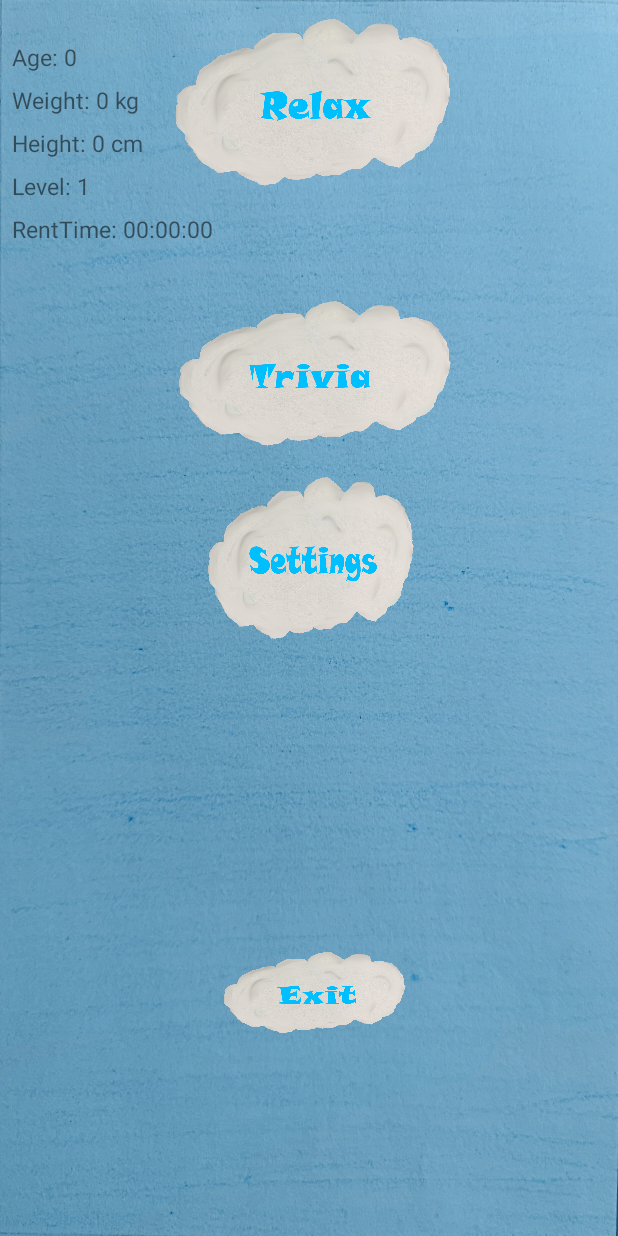
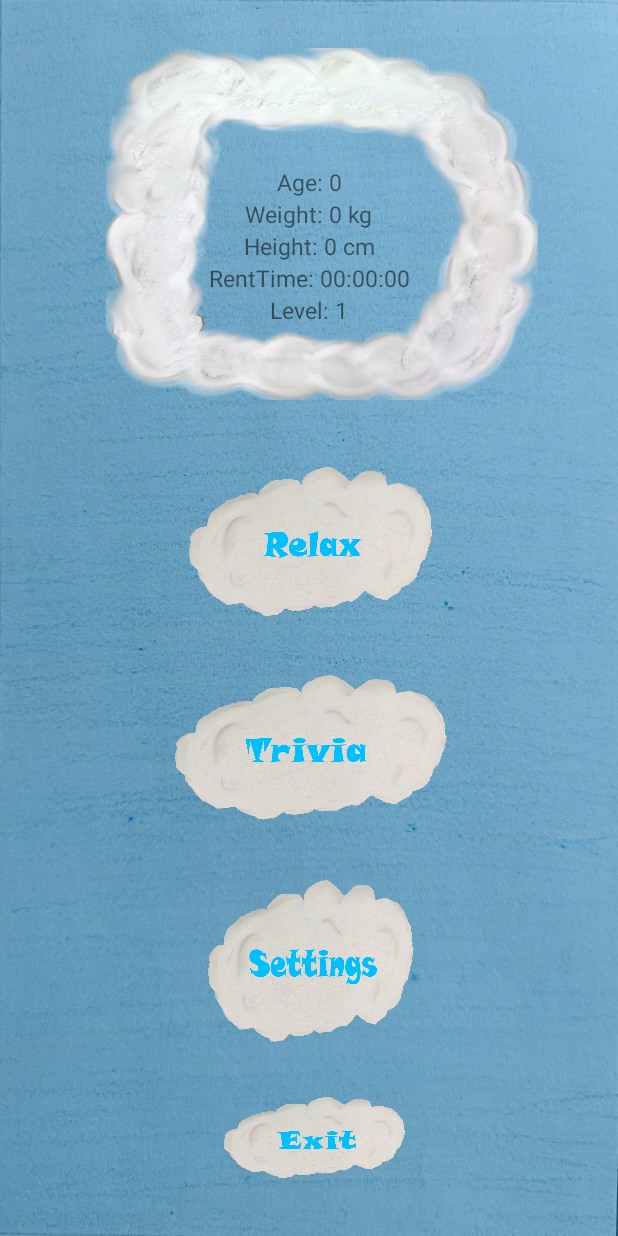
Before and after one commit to Pall00/AndroidProjektiRentoutusApp, an Android app: the SetupMenu screen opened directly, with no data from a screen before it, on a phone screen of 412 x 824 dp. Run offline under Robolectric (Android 15) with nearby library versions, the phone set to English and light mode, and no system bars.

Commit message:
New layout to activity_setup_menu and imageview. Commit

```diff
--- a/app/src/main/res/layout/activity_setup_menu.xml
+++ b/app/src/main/res/layout/activity_setup_menu.xml
@@ -7,14 +7,14 @@
     android:background="@drawable/backgroundblue"
     tools:context=".SetupMenu">
 
-    <TextView
-        android:id="@+id/textViewUsername"
-        android:layout_width="wrap_content"
-        android:layout_height="wrap_content"
-        android:layout_marginStart="4dp"
-        android:gravity="top"
-        android:text="@string/textViewUsername"
-        android:textSize="20dp"
+    <ImageView
+        android:id="@+id/imageView"
+        android:layout_width="327dp"
+        android:layout_height="262dp"
+        android:background="@drawable/pilvireunus"
+        app:layout_constraintBottom_toTopOf="@+id/relaxButton"
+        app:layout_constraintEnd_toEndOf="parent"
+        app:layout_constraintHorizontal_bias="0.5"
         app:layout_constraintStart_toStartOf="parent"
         app:layout_constraintTop_toTopOf="parent" />
 
@@ -25,41 +25,28 @@
         android:orientation="vertical"
         app:layout_constraintGuide_percent="0.5" />
 
-    <androidx.constraintlayout.widget.Guideline
-        android:id="@+id/guideline3"
+    <TextView
+        android:id="@+id/textViewUsername"
         android:layout_width="wrap_content"
         android:layout_height="wrap_content"
-        android:orientation="horizontal"
-        app:layout_constraintGuide_percent="0.20" />
-
-    <androidx.constraintlayout.widget.Guideline
-        android:id="@+id/guideline4"
-        android:layout_width="wrap_content"
-        android:layout_height="wrap_content"
-        android:orientation="horizontal"
-        app:layout_constraintGuide_percent="0.40" />
-
-    <androidx.constraintlayout.widget.Guideline
-        android:id="@+id/guideline5"
-        android:layout_width="wrap_content"
-        android:layout_height="wrap_content"
-        android:orientation="horizontal"
-        app:layout_constraintGuide_percent="0.60" />
-
-    <androidx.constraintlayout.widget.Guideline
-        android:id="@+id/guideline6"
-        android:layout_width="wrap_content"
-        android:layout_height="wrap_content"
-        android:orientation="horizontal"
-        app:layout_constraintGuide_percent="0.80" />
+        android:gravity="top"
+        android:text="@string/textViewUsername"
+        android:textSize="20dp"
+        app:layout_constraintBottom_toTopOf="@+id/textViewAge"
+        app:layout_constraintEnd_toEndOf="parent"
+        app:layout_constraintHorizontal_bias="0.5"
+        app:layout_constraintStart_toStartOf="parent"
+        app:layout_constraintTop_toBottomOf="@+id/imageView" />
 
     <TextView
         android:id="@+id/textViewAge"
         android:layout_width="wrap_content"
         android:layout_height="wrap_content"
-        android:layout_marginStart="8dp"
         android:text="Age"
         android:textSize="15dp"
+        app:layout_constraintBottom_toTopOf="@+id/textViewWeight"
+        app:layout_constraintEnd_toEndOf="parent"
+        app:layout_constraintHorizontal_bias="0.5"
         app:layout_constraintStart_toStartOf="parent"
         app:layout_constraintTop_toBottomOf="@+id/textViewUsername" />
 
@@ -67,10 +54,11 @@
         android:id="@+id/textViewWeight"
         android:layout_width="wrap_content"
         android:layout_height="wrap_content"
-        android:layout_marginStart="8dp"
-        android:layout_marginTop="7dp"
         android:text="Weight"
         android:textSize="15dp"
+        app:layout_constraintBottom_toTopOf="@+id/textViewHeight"
+        app:layout_constraintEnd_toEndOf="parent"
+        app:layout_constraintHorizontal_bias="0.5"
         app:layout_constraintStart_toStartOf="parent"
         app:layout_constraintTop_toBottomOf="@+id/textViewAge" />
 
@@ -78,10 +66,11 @@
         android:id="@+id/textViewHeight"
         android:layout_width="wrap_content"
         android:layout_height="wrap_content"
-        android:layout_marginStart="8dp"
-        android:layout_marginTop="7dp"
         android:text="Height"
         android:textSize="15dp"
+        app:layout_constraintBottom_toTopOf="@+id/textViewRelaxingTime"
+        app:layout_constraintEnd_toEndOf="parent"
+        app:layout_constraintHorizontal_bias="0.5"
         app:layout_constraintStart_toStartOf="parent"
         app:layout_constraintTop_toBottomOf="@+id/textViewWeight" />
 
@@ -89,45 +78,47 @@
         android:id="@+id/textViewLevel"
         android:layout_width="wrap_content"
         android:layout_height="wrap_content"
-        android:layout_marginStart="8dp"
-        android:layout_marginTop="7dp"
         android:text="Level"
         android:textSize="15dp"
+        app:layout_constraintBottom_toTopOf="@+id/imageView"
+        app:layout_constraintEnd_toEndOf="parent"
+        app:layout_constraintHorizontal_bias="0.5"
         app:layout_constraintStart_toStartOf="parent"
-        app:layout_constraintTop_toBottomOf="@+id/textViewHeight" />
+        app:layout_constraintTop_toBottomOf="@+id/textViewRelaxingTime" />
 
     <TextView
         android:id="@+id/textViewRelaxingTime"
         android:layout_width="wrap_content"
         android:layout_height="wrap_content"
-        android:layout_marginStart="8dp"
-        android:layout_marginTop="7dp"
         android:text="Meditation Time"
         android:textSize="15dp"
+        app:layout_constraintBottom_toTopOf="@+id/textViewLevel"
+        app:layout_constraintEnd_toEndOf="parent"
+        app:layout_constraintHorizontal_bias="0.5"
         app:layout_constraintStart_toStartOf="parent"
-        app:layout_constraintTop_toBottomOf="@+id/textViewLevel" />
+        app:layout_constraintTop_toBottomOf="@+id/textViewHeight" />
 
     <ImageButton
         android:id="@+id/relaxButton"
-        android:layout_width="208dp"
-        android:layout_height="134dp"
+        android:layout_width="184dp"
+        android:layout_height="120dp"
+        android:background="@drawable/relaxbutton"
         android:onClick="menuButton"
-        android:background="@drawable/relaxbutton"
         app:layout_constraintBottom_toTopOf="@+id/triviaButton"
         app:layout_constraintEnd_toEndOf="parent"
-        app:layout_constraintHorizontal_bias="0.507"
+        app:layout_constraintHorizontal_bias="0.5"
         app:layout_constraintStart_toStartOf="parent"
-        app:layout_constraintTop_toTopOf="parent" />
+        app:layout_constraintTop_toBottomOf="@+id/imageView" />
 
     <ImageButton
         android:id="@+id/triviaButton"
         android:layout_width="205dp"
         android:layout_height="116dp"
-        android:layout_marginTop="56dp"
         android:background="@drawable/triviabutton"
         android:onClick="menuButton"
+        app:layout_constraintBottom_toTopOf="@+id/settingsButton"
         app:layout_constraintEnd_toEndOf="parent"
-        app:layout_constraintHorizontal_bias="0.514"
+        app:layout_constraintHorizontal_bias="0.5"
         app:layout_constraintStart_toStartOf="parent"
         app:layout_constraintTop_toBottomOf="@+id/relaxButton" />
 
@@ -137,7 +128,9 @@
         android:layout_height="130dp"
         android:background="@drawable/settingsbutton"
         android:onClick="settingsButton"
+        app:layout_constraintBottom_toTopOf="@+id/exitButton"
         app:layout_constraintEnd_toEndOf="parent"
+        app:layout_constraintHorizontal_bias="0.5"
         app:layout_constraintStart_toStartOf="parent"
         app:layout_constraintTop_toBottomOf="@+id/triviaButton" />
 
@@ -145,11 +138,13 @@
         android:id="@+id/exitButton"
         android:layout_width="137dp"
         android:layout_height="65dp"
+        android:layout_marginBottom="16dp"
         android:background="@drawable/exitbutton"
         android:onClick="exitButton"
         app:layout_constraintBottom_toBottomOf="parent"
         app:layout_constraintEnd_toEndOf="parent"
+        app:layout_constraintHorizontal_bias="0.5"
         app:layout_constraintStart_toStartOf="parent"
-        app:layout_constraintTop_toTopOf="@+id/guideline5" />
+        app:layout_constraintTop_toBottomOf="@+id/settingsButton" />
 
 </androidx.constraintlayout.widget.ConstraintLayout>
```
Also changed, not shown: app/src/main/res/drawable-v24/pilvireunus.png (added).
